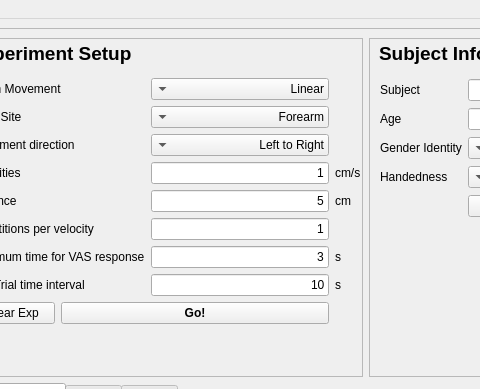
EdgardoCS/BrushGui, file gui/mainGui.ui: the form before one commit; both pictures show x 315 to 795 and y 0 to 389 of the 1106 by 763 pixel window.
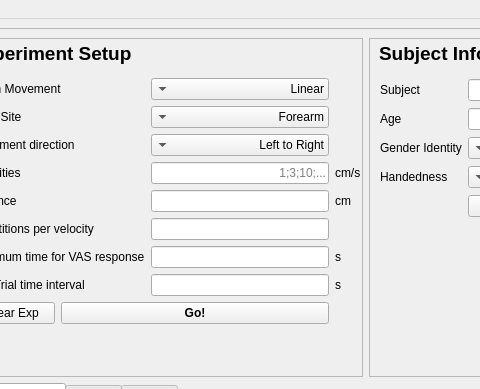
The form after the commit. Icons and pictures are not drawn.

The edit to the form file:
```diff
--- a/gui/mainGui.ui
+++ b/gui/mainGui.ui
@@ -533,7 +533,7 @@
            <item row="8" column="2">
             <widget class="QLineEdit" name="vastimeInput">
              <property name="text">
-              <string>3</string>
+              <string/>
              </property>
              <property name="alignment">
               <set>Qt::AlignRight|Qt::AlignTrailing|Qt::AlignVCenter</set>
@@ -550,7 +550,7 @@
            <item row="3" column="2">
             <widget class="QLineEdit" name="velocitiesInput">
              <property name="text">
-              <string>1</string>
+              <string/>
              </property>
              <property name="alignment">
               <set>Qt::AlignRight|Qt::AlignTrailing|Qt::AlignVCenter</set>
@@ -570,7 +570,7 @@
            <item row="9" column="2">
             <widget class="QLineEdit" name="intertrialIntput">
              <property name="text">
-              <string>10</string>
+              <string/>
              </property>
              <property name="alignment">
               <set>Qt::AlignRight|Qt::AlignTrailing|Qt::AlignVCenter</set>
@@ -580,7 +580,7 @@
            <item row="7" column="2">
             <widget class="QLineEdit" name="repetitionsInput">
              <property name="text">
-              <string>1</string>
+              <string/>
              </property>
              <property name="alignment">
               <set>Qt::AlignRight|Qt::AlignTrailing|Qt::AlignVCenter</set>
@@ -604,7 +604,7 @@
            <item row="4" column="2">
             <widget class="QLineEdit" name="distanceInput">
              <property name="text">
-              <string>5</string>
+              <string/>
              </property>
              <property name="alignment">
               <set>Qt::AlignRight|Qt::AlignTrailing|Qt::AlignVCenter</set>
```
